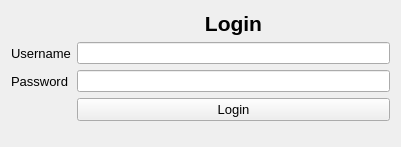
Old version of the form desktop/ui_files/login.ui in the repository Magzister/crud_desktop.
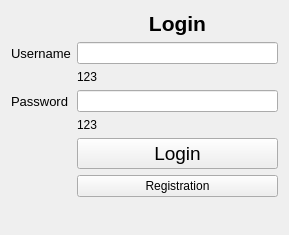
New version of the form.

The edit to the form file:
```diff
--- a/desktop/ui_files/login.ui
+++ b/desktop/ui_files/login.ui
@@ -6,8 +6,8 @@
    <rect>
     <x>0</x>
     <y>0</y>
-    <width>401</width>
-    <height>147</height>
+    <width>289</width>
+    <height>235</height>
    </rect>
   </property>
   <property name="windowTitle">
@@ -48,7 +48,7 @@
    <item row="1" column="1">
     <widget class="QLineEdit" name="username_edit"/>
    </item>
-   <item row="2" column="0">
+   <item row="3" column="0">
     <widget class="QLabel" name="label_3">
      <property name="font">
       <font>
@@ -61,19 +61,19 @@
      </property>
     </widget>
    </item>
-   <item row="2" column="1">
+   <item row="3" column="1">
     <widget class="QLineEdit" name="password_edit">
      <property name="echoMode">
       <enum>QLineEdit::Password</enum>
      </property>
     </widget>
    </item>
-   <item row="3" column="1">
+   <item row="5" column="1">
     <widget class="QPushButton" name="login_button">
      <property name="font">
       <font>
        <family>Arial</family>
-       <pointsize>10</pointsize>
+       <pointsize>14</pointsize>
        <weight>50</weight>
        <bold>false</bold>
       </font>
@@ -83,6 +83,36 @@
      </property>
     </widget>
    </item>
+   <item row="6" column="1">
+    <widget class="QPushButton" name="registration_button">
+     <property name="font">
+      <font>
+       <family>Arial</family>
+       <pointsize>9</pointsize>
+      </font>
+     </property>
+     <property name="text">
+      <string>Registration</string>
+     </property>
+    </widget>
+   </item>
+   <item row="2" column="1">
+    <widget class="QLabel" name="username_error_label">
+     <property name="text">
+      <string>123</string>
+     </property>
+    </widget>
+   </item>
+   <item row="4" column="1">
+    <widget class="QLabel" name="password_error_label">
+     <property name="enabled">
+      <bool>true</bool>
+     </property>
+     <property name="text">
+      <string>123</string>
+     </property>
+    </widget>
+   </item>
   </layout>
  </widget>
  <resources/>
```
